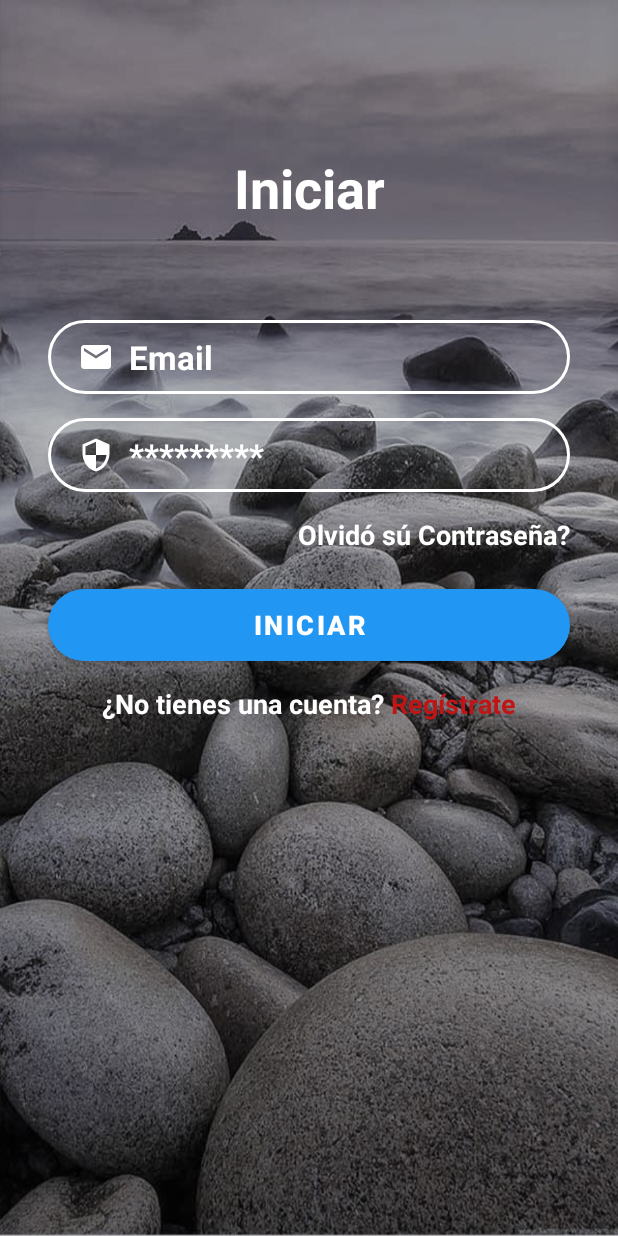
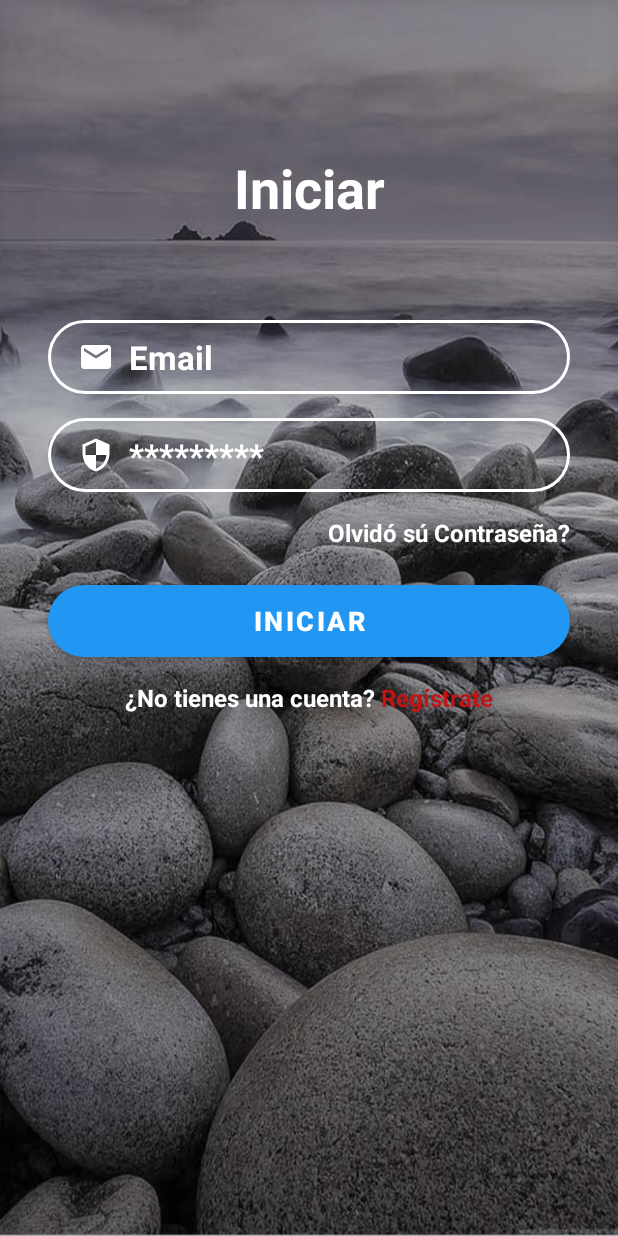
Before and after one commit to walter-barreiro/las_piedras_app, an Android app: the screen it shows after launch (LoginActivity), on a phone screen of 412 x 824 dp. Run offline under Robolectric (Android 15) with nearby library versions, the phone set to English and light mode, and no system bars; our stand-ins replace Firebase (no records; nobody signed in at launch, a user with empty details on screens opened directly).

Commit message:
al errar va al login y arregle la palabra registro

```diff
--- a/app/src/main/java/com/example/laspiedrasapp/fragments/ProfileFragment.java
+++ b/app/src/main/java/com/example/laspiedrasapp/fragments/ProfileFragment.java
@@ -9,6 +9,7 @@ import androidx.annotation.Nullable;
 import androidx.fragment.app.Fragment;
 import androidx.recyclerview.widget.GridLayoutManager;
 
+import android.util.Log;
 import android.view.LayoutInflater;
 import android.view.View;
 import android.view.ViewGroup;
@@ -114,7 +115,7 @@ public class ProfileFragment extends Fragment {
                     return true;
                 case R.id.item_logout:
                     FirebaseAuth.getInstance().signOut(); // Para cerrar la sesion
-                    startActivity(new Intent( getActivity(), RegisterActivity.class)); // Para ir al registro
+                    startActivity(new Intent( getActivity(), LoginActivity.class)); // Para ir al login
                     getActivity().finish(); // Para cerrar el Activity Main
                     return true;
                 default: return super.onOptionsItemSelected(item);
--- a/app/src/main/res/layout/activity_login.xml
+++ b/app/src/main/res/layout/activity_login.xml
@@ -77,7 +77,7 @@
         android:layout_marginTop="16dp"
         android:text="Olvidó sú Contraseña?"
         android:textColor="@color/colorWhite"
-        android:textSize="18sp"
+        android:textSize="16sp"
         android:textStyle="bold"
         app:layout_constraintEnd_toEndOf="@+id/editTextPassword"
         app:layout_constraintTop_toBottomOf="@+id/editTextPassword" />
@@ -114,7 +114,7 @@
             android:layout_height="wrap_content"
             android:text="¿No tienes una cuenta?"
             android:textColor="@color/colorWhite"
-            android:textSize="18sp"
+            android:textSize="16sp"
             android:textStyle="bold" />
 
         <TextView
@@ -123,7 +123,7 @@
             android:layout_height="match_parent"
             android:text=" Regístrate"
             android:textColor="@color/colorRed"
-            android:textSize="18sp"
+            android:textSize="16sp"
             android:textStyle="bold" />
 
     </LinearLayout>
```
